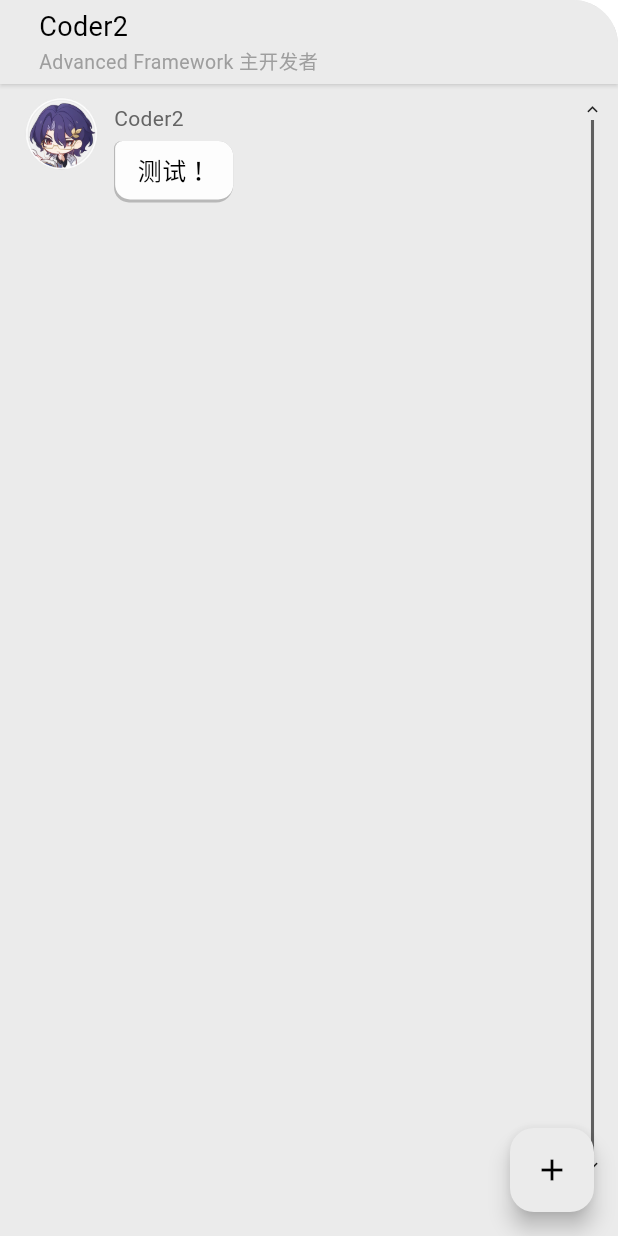
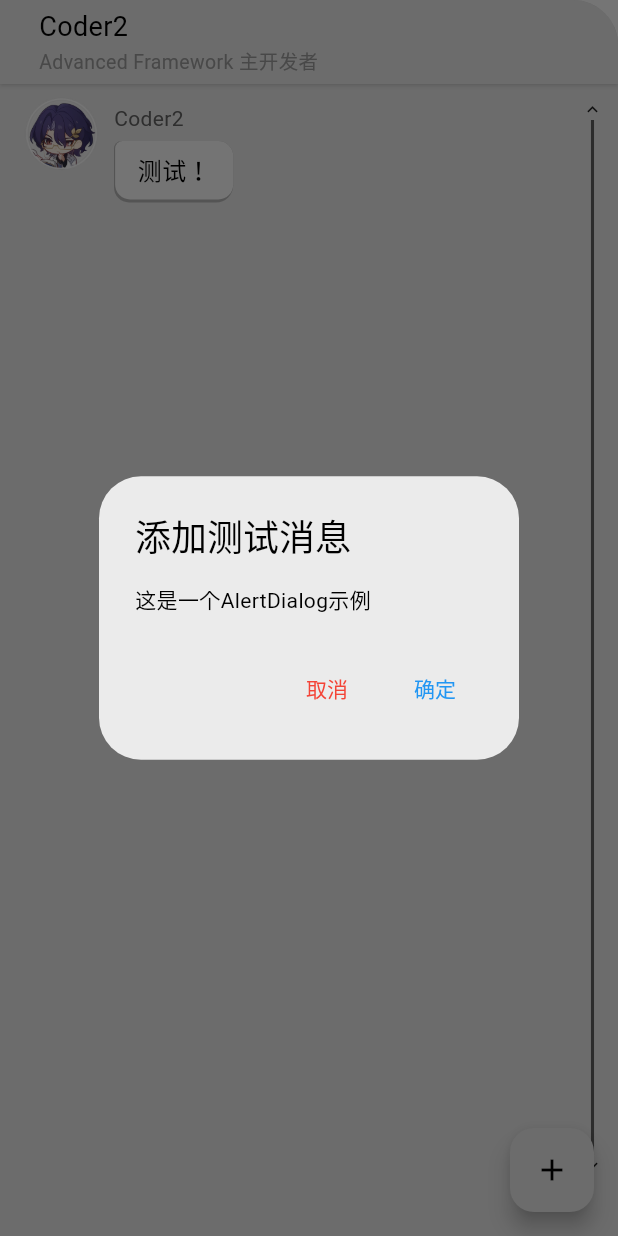
Before and after one commit to PrimogemStudio/flutter-starrail, a Flutter app: the screen it shows after launch, after a tap on the "add" icon, on a phone screen of 412 x 824 dp. Run offline on Flutter 3.47's test engine with Material 3 defaults, Android fonts, the phone set to English and light mode, and no system bars; Roboto replaces fonts that are missing (StarRailFont).

Commit message:
Update style

```diff
--- a/lib/chat_main_page.dart
+++ b/lib/chat_main_page.dart
@@ -36,6 +36,35 @@ class ChatMainPageState extends State<ChatMainPage> {
       key.currentState!.insertItem(list.length - 1);
       scrollToBottom();
     });
+
+     showDialog(context: context,
+           builder: (context) {
+              return AlertDialog(
+                 title: const Text("添加测试消息"),
+                 content: const Text("这是一个AlertDialog示例"),
+                 actions: [
+                   TextButton(
+                     onPressed: () {
+                       Navigator.of(context).pop();
+                     },
+                     style: ButtonStyle(
+                      foregroundColor: WidgetStateProperty.all<Color>(Colors.red),
+                      ),
+                     child: const Text("取消"),
+                   ),
+                   TextButton(
+                     onPressed: () {
+                       Navigator.of(context).pop();
+                     },
+                     style: ButtonStyle(
+                      foregroundColor: WidgetStateProperty.all<Color>(Colors.blue),
+                      ),
+                     child: const Text("确定"),
+                   )
+                 ],
+               );
+           }
+       );
   }
 
   double _offset = 0;
```
